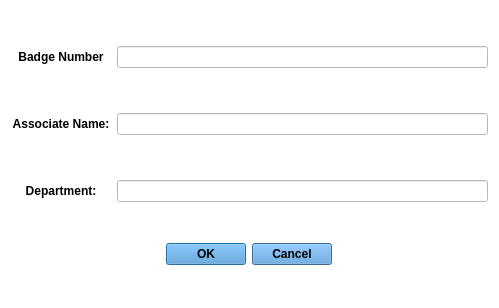
Above: Windows/AddAssociate.ui from SEXESunny/SDEV265Final before the change. Below: the same form after it.
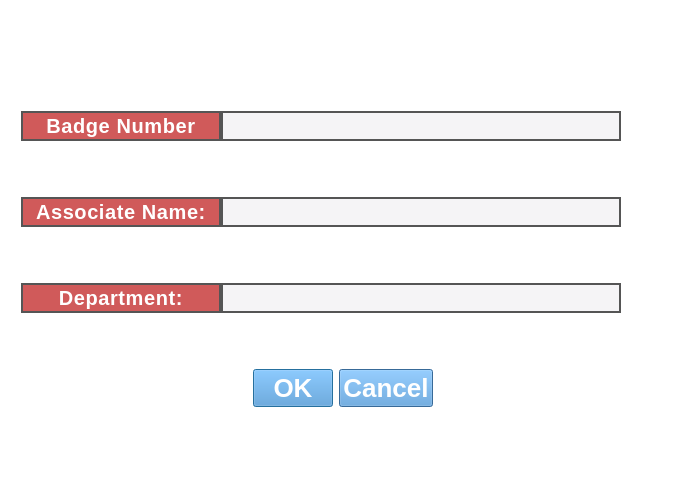
That is the form after the change.

What changed in the file:
```diff
--- a/Windows/AddAssociate.ui
+++ b/Windows/AddAssociate.ui
@@ -9,8 +9,8 @@
    <rect>
     <x>0</x>
     <y>0</y>
-    <width>499</width>
-    <height>308</height>
+    <width>677</width>
+    <height>500</height>
    </rect>
   </property>
   <property name="sizePolicy">
@@ -21,14 +21,14 @@
   </property>
   <property name="minimumSize">
    <size>
-    <width>300</width>
-    <height>300</height>
+    <width>400</width>
+    <height>400</height>
    </size>
   </property>
   <property name="maximumSize">
    <size>
-    <width>1000</width>
-    <height>1000</height>
+    <width>677</width>
+    <height>500</height>
    </size>
   </property>
   <property name="font">
@@ -46,69 +46,63 @@
    <bool>false</bool>
   </property>
   <layout class="QGridLayout" name="gridLayout">
-   <item row="0" column="0">
-    <layout class="QHBoxLayout" name="horizontalLayout">
-     <item>
-      <widget class="QLabel" name="badge_num_label">
-       <property name="minimumSize">
-        <size>
-         <width>100</width>
-         <height>30</height>
-        </size>
-       </property>
-       <property name="maximumSize">
-        <size>
-         <width>100</width>
-         <height>30</height>
-        </size>
-       </property>
+   <item row="4" column="1" alignment="Qt::AlignmentFlag::AlignHCenter">
+    <widget class="QDialogButtonBox" name="buttonBox">
        <property name="font">
         <font>
          <family>Tahoma</family>
-         <pointsize>-1</pointsize>
+       <pointsize>9</pointsize>
+       <italic>false</italic>
          <bold>true</bold>
         </font>
        </property>
        <property name="styleSheet">
-        <string notr="true">font-size: 12px;
-font-weight: bold;
-color: black;</string>
-       </property>
-       <property name="text">
-        <string>Badge Number</string>
-       </property>
-       <property name="alignment">
-        <set>Qt::AlignmentFlag::AlignCenter</set>
+      <string notr="true">QPushButton {
+              font-family: 'Tahoma';
+              font-size: 26px;
+			font-weight: bold;
+			color: white;
+			background-color: rgb(78, 149, 213);
+			border-right: 2.7px solid rgb(43, 43, 43); 
+			border-bottom: 2.7px solid rgb(43, 43, 43);
+
+}
+
+QPushButton:hover {
+color: rgb(238, 237, 240);
+background-color: rgb(44, 112, 160);
+}
+</string>
+     </property>
+     <property name="orientation">
+      <enum>Qt::Orientation::Horizontal</enum>
+     </property>
+     <property name="standardButtons">
+      <set>QDialogButtonBox::StandardButton::Cancel|QDialogButtonBox::StandardButton::Ok</set>
        </property>
       </widget>
      </item>
-     <item>
-      <widget class="QLineEdit" name="badge_num_edit">
-       <property name="font">
-        <font>
-         <family>Tahoma</family>
-        </font>
-       </property>
-       <property name="styleSheet">
-        <string notr="true">color: black</string>
-       </property>
-      </widget>
-     </item>
-    </layout>
-   </item>
-   <item row="1" column="0">
+   <item row="2" column="1">
     <layout class="QHBoxLayout" name="horizontalLayout_2">
      <item>
+      <layout class="QGridLayout" name="gridLayout_3">
+       <property name="rightMargin">
+        <number>50</number>
+       </property>
+       <property name="spacing">
+        <number>0</number>
+       </property>
+       <item row="0" column="0">
       <widget class="QLabel" name="associate_name_label">
        <property name="minimumSize">
         <size>
-         <width>100</width>
+           <width>200</width>
          <height>30</height>
         </size>
        </property>
        <property name="maximumSize">
         <size>
-         <width>100</width>
+           <width>200</width>
          <height>30</height>
         </size>
        </property>
@@ -120,9 +114,12 @@
         </font>
        </property>
        <property name="styleSheet">
-        <string notr="true">font-size: 12px;
-font-weight: bold;
-color: black;</string>
+          <string notr="true">border: 2px solid #555;
+background-color: #D05A5A;
+color: white;
+letter-spacing: 0.6px;
+font-size: 20px;
+</string>
        </property>
        <property name="text">
         <string>Associate Name:</string>
@@ -132,33 +129,185 @@
        </property>
       </widget>
      </item>
-     <item>
+       <item row="0" column="1">
       <widget class="QLineEdit" name="associate_name_edit">
+         <property name="sizePolicy">
+          <sizepolicy hsizetype="Fixed" vsizetype="Fixed">
+           <horstretch>0</horstretch>
+           <verstretch>0</verstretch>
+          </sizepolicy>
+         </property>
+         <property name="minimumSize">
+          <size>
+           <width>400</width>
+           <height>30</height>
+          </size>
+         </property>
+         <property name="maximumSize">
+          <size>
+           <width>400</width>
+           <height>30</height>
+          </size>
+         </property>
        <property name="font">
         <font>
          <family>Tahoma</family>
+           <pointsize>13</pointsize>
         </font>
        </property>
        <property name="styleSheet">
-        <string notr="true">color: black</string>
+          <string notr="true">border: 2px solid #555;
+color: blackp;
+background-color: rgb(245, 244, 246);
+padding-left: 4px;</string>
        </property>
       </widget>
      </item>
     </layout>
    </item>
-   <item row="2" column="0">
+    </layout>
+   </item>
+   <item row="1" column="1">
+    <layout class="QHBoxLayout" name="horizontalLayout">
+     <item>
+      <layout class="QGridLayout" name="gridLayout_4">
+       <property name="rightMargin">
+        <number>50</number>
+       </property>
+       <property name="spacing">
+        <number>0</number>
+       </property>
+       <item row="0" column="0">
+        <widget class="QLabel" name="badge_num_label">
+         <property name="minimumSize">
+          <size>
+           <width>200</width>
+           <height>30</height>
+          </size>
+         </property>
+         <property name="maximumSize">
+          <size>
+           <width>200</width>
+           <height>30</height>
+          </size>
+         </property>
+         <property name="font">
+          <font>
+           <family>Tahoma</family>
+           <pointsize>-1</pointsize>
+           <bold>true</bold>
+          </font>
+         </property>
+         <property name="styleSheet">
+          <string notr="true">border: 2px solid #555;
+background-color: #D05A5A;
+color: white;
+letter-spacing: 0.6px;
+font-size: 20px;
+</string>
+         </property>
+         <property name="text">
+          <string>Badge Number</string>
+         </property>
+         <property name="alignment">
+          <set>Qt::AlignmentFlag::AlignCenter</set>
+         </property>
+        </widget>
+       </item>
+       <item row="0" column="1">
+        <widget class="QLineEdit" name="badge_num_edit">
+         <property name="sizePolicy">
+          <sizepolicy hsizetype="Fixed" vsizetype="Fixed">
+           <horstretch>0</horstretch>
+           <verstretch>0</verstretch>
+          </sizepolicy>
+         </property>
+         <property name="minimumSize">
+          <size>
+           <width>400</width>
+           <height>30</height>
+          </size>
+         </property>
+         <property name="maximumSize">
+          <size>
+           <width>400</width>
+           <height>30</height>
+          </size>
+         </property>
+         <property name="font">
+          <font>
+           <family>Tahoma</family>
+           <pointsize>13</pointsize>
+          </font>
+         </property>
+         <property name="styleSheet">
+          <string notr="true">border: 2px solid #555;
+color: blackp;
+background-color: rgb(245, 244, 246);
+padding-left: 4px;</string>
+         </property>
+         <property name="text">
+          <string/>
+         </property>
+        </widget>
+       </item>
+      </layout>
+     </item>
+    </layout>
+   </item>
+   <item row="5" column="1">
+    <spacer name="verticalSpacer_2">
+     <property name="orientation">
+      <enum>Qt::Orientation::Vertical</enum>
+     </property>
+     <property name="sizeType">
+      <enum>QSizePolicy::Policy::Fixed</enum>
+     </property>
+     <property name="sizeHint" stdset="0">
+      <size>
+       <width>20</width>
+       <height>30</height>
+      </size>
+     </property>
+    </spacer>
+   </item>
+   <item row="0" column="1">
+    <spacer name="verticalSpacer">
+     <property name="orientation">
+      <enum>Qt::Orientation::Vertical</enum>
+     </property>
+     <property name="sizeType">
+      <enum>QSizePolicy::Policy::Fixed</enum>
+     </property>
+     <property name="sizeHint" stdset="0">
+      <size>
+       <width>20</width>
+       <height>50</height>
+      </size>
+     </property>
+    </spacer>
+   </item>
+   <item row="3" column="1">
     <layout class="QHBoxLayout" name="horizontalLayout_3">
      <item>
+      <layout class="QGridLayout" name="gridLayout_2">
+       <property name="rightMargin">
+        <number>50</number>
+       </property>
+       <property name="spacing">
+        <number>0</number>
+       </property>
+       <item row="0" column="0">
       <widget class="QLabel" name="department_label">
        <property name="minimumSize">
         <size>
-         <width>100</width>
+           <width>200</width>
          <height>30</height>
         </size>
        </property>
        <property name="maximumSize">
         <size>
-         <width>100</width>
+           <width>200</width>
          <height>30</height>
         </size>
        </property>
@@ -170,9 +319,12 @@
         </font>
        </property>
        <property name="styleSheet">
-        <string notr="true">font-size: 12px;
-font-weight: bold;
-color: black;</string>
+          <string notr="true">border: 2px solid #555;
+background-color: #D05A5A;
+color: white;
+letter-spacing: 0.6px;
+font-size: 20px;
+</string>
        </property>
        <property name="text">
         <string>Department:</string>
@@ -182,45 +334,59 @@
        </property>
       </widget>
      </item>
-     <item>
+       <item row="0" column="1">
       <widget class="QLineEdit" name="department_edit">
+         <property name="sizePolicy">
+          <sizepolicy hsizetype="Fixed" vsizetype="Fixed">
+           <horstretch>0</horstretch>
+           <verstretch>0</verstretch>
+          </sizepolicy>
+         </property>
+         <property name="minimumSize">
+          <size>
+           <width>400</width>
+           <height>30</height>
+          </size>
+         </property>
+         <property name="maximumSize">
+          <size>
+           <width>400</width>
+           <height>30</height>
+          </size>
+         </property>
        <property name="font">
         <font>
          <family>Tahoma</family>
+           <pointsize>13</pointsize>
         </font>
        </property>
        <property name="styleSheet">
-        <string notr="true">color: black</string>
+          <string notr="true">border: 2px solid #555;
+color: blackp;
+background-color: rgb(245, 244, 246);
+padding-left: 4px;</string>
        </property>
       </widget>
      </item>
     </layout>
    </item>
-   <item row="3" column="0" alignment="Qt::AlignmentFlag::AlignHCenter">
-    <widget class="QDialogButtonBox" name="buttonBox">
-     <property name="font">
-      <font>
-       <family>Tahoma</family>
-       <pointsize>9</pointsize>
-       <italic>false</italic>
-       <bold>true</bold>
-      </font>
-     </property>
-     <property name="styleSheet">
-      <string notr="true">QPushButton {
-                font-family: 'Tahoma';
-                font-size: 12px;
-				font-weight: bold;
-				background-color: rgb(78, 149, 213);
-}</string>
-     </property>
+    </layout>
+   </item>
+   <item row="2" column="0">
+    <spacer name="horizontalSpacer">
      <property name="orientation">
       <enum>Qt::Orientation::Horizontal</enum>
      </property>
-     <property name="standardButtons">
-      <set>QDialogButtonBox::StandardButton::Cancel|QDialogButtonBox::StandardButton::Ok</set>
+     <property name="sizeType">
+      <enum>QSizePolicy::Policy::Fixed</enum>
      </property>
-    </widget>
+     <property name="sizeHint" stdset="0">
+      <size>
+       <width>10</width>
+       <height>20</height>
+      </size>
+     </property>
+    </spacer>
    </item>
   </layout>
  </widget>
```
Left out of the diff: 3 changed lines with no effect on the pictures. Lines whose indentation alone changed are shown as unchanged.
